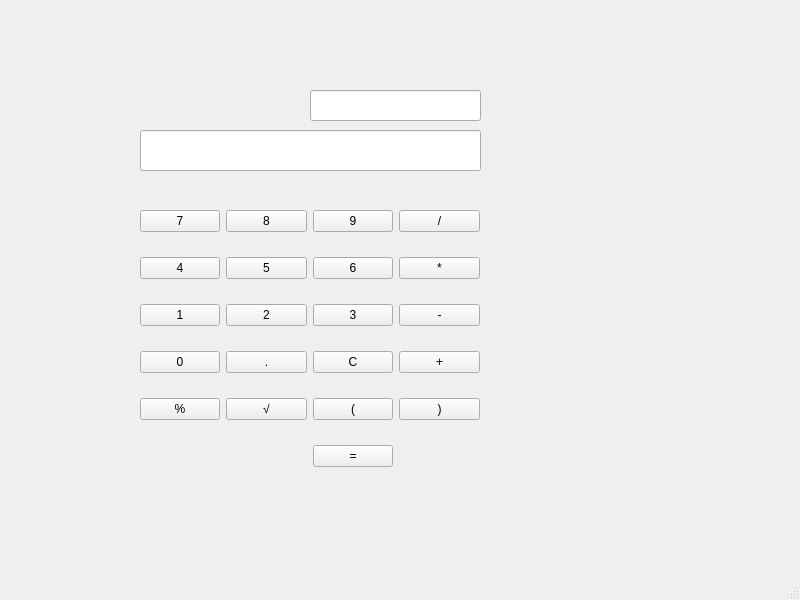
suraj-soni-04/qt_learnings, file mini_calculator/mainwindow.ui: the form before one commit.
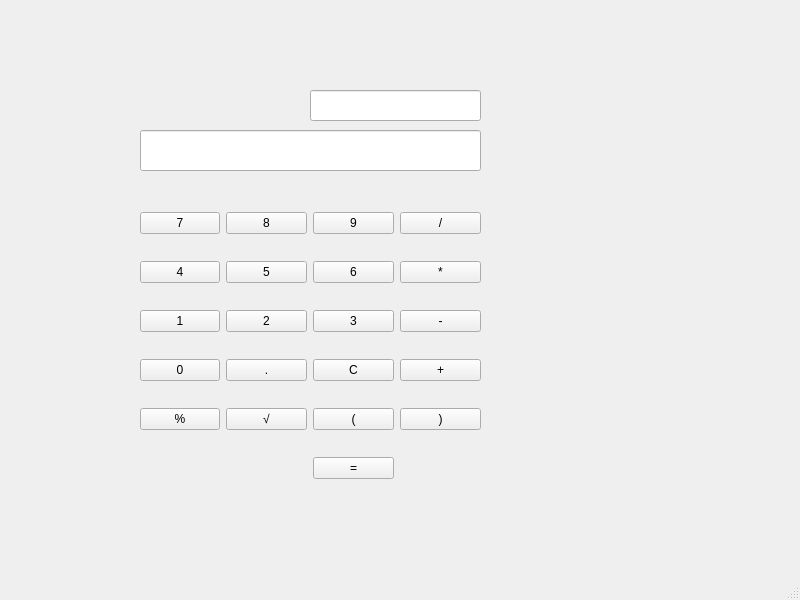
The form after the commit.

Patch:
```diff
--- a/mini_calculator/mainwindow.ui
+++ b/mini_calculator/mainwindow.ui
@@ -34,13 +34,13 @@
      </rect>
     </property>
    </widget>
-   <widget class="QWidget" name="">
+   <widget class="QWidget" name="layoutWidget">
     <property name="geometry">
      <rect>
       <x>140</x>
       <y>191</y>
-      <width>340</width>
-      <height>301</height>
+      <width>341</width>
+      <height>311</height>
      </rect>
     </property>
     <layout class="QGridLayout" name="gridLayout">
```
